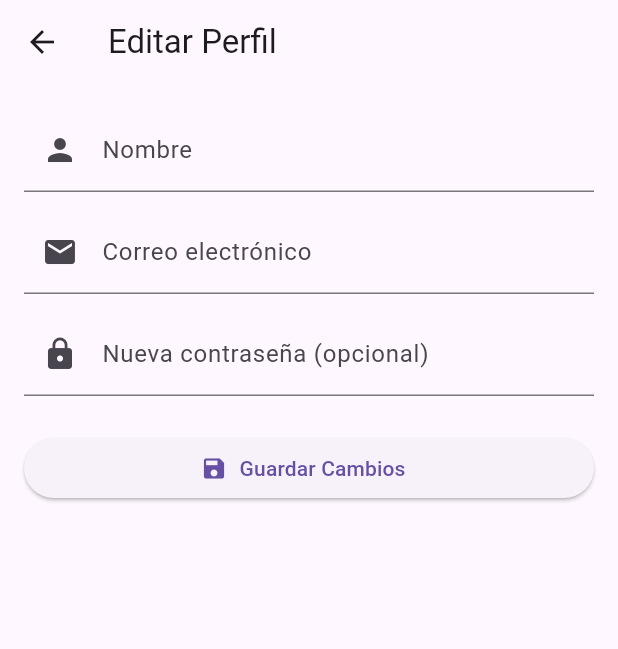
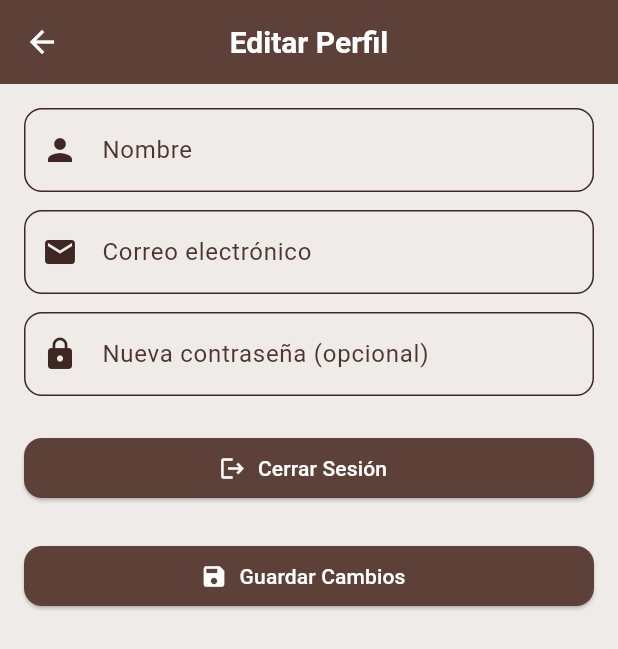
Before and after one commit to BarucCarrillo/proyectomovil_bloodharvest, a Flutter app: the screen it shows once a user with an empty profile is signed in, item 4 of the bottom bar chosen, on a phone screen of 412 x 824 dp. Shown: the top 649 px of the screen. Run offline on Flutter 3.47's test engine with Material 3 defaults, Android fonts, the phone set to English and light mode, and no system bars; our stand-ins replace cloud_firestore, firebase_auth, firebase_core; accounts and stored records are empty.

Commit message:
Añadir funcionalidad de cierre de sesión y notificación de verificación de email en la página de edición de perfil; mejorar el tema de la aplicación y la UI de formularios de autenticación.

```diff
--- a/lib/features/account/account_page.dart
+++ b/lib/features/account/account_page.dart
@@ -1,6 +1,7 @@
 import 'package:flutter/material.dart';
 import 'package:cloud_firestore/cloud_firestore.dart';
 import 'package:firebase_auth/firebase_auth.dart';
+import 'package:proyectomovil_bloodharvest/core/services/auth_service.dart';
 
 class EditProfilePage extends StatefulWidget {
   const EditProfilePage({super.key});
@@ -61,6 +62,11 @@ class _EditProfilePageState extends State<EditProfilePage> {
       //Actualizar email en Firebase Auth (si cambió)
       if (newEmail.isNotEmpty && newEmail != user.email) {
         await user.verifyBeforeUpdateEmail(newEmail);
+        ScaffoldMessenger.of(context).showSnackBar(
+          const SnackBar(
+            content: Text('Se envió un correo de verificación al nuevo email.'),
+          ),
+        );
       }
 
       //Actualizar contraseña (solo si ingresó una nueva)
@@ -129,6 +135,19 @@ class _EditProfilePageState extends State<EditProfilePage> {
             ),
             const SizedBox(height: 24),
             ElevatedButton.icon(
+              onPressed: () async {
+                await AuthService().signOut();
+                if (context.mounted) {
+                  Navigator.of(
+                    context,
+                  ).pushNamedAndRemoveUntil('/', (route) => false);
+                }
+              },
+              icon: const Icon(Icons.logout),
+              label: const Text('Cerrar Sesión'),
+            ),
+            const SizedBox(height: 24),
+            ElevatedButton.icon(
               onPressed: _updating ? null : _updateProfile,
               icon: const Icon(Icons.save),
               label: _updating
--- a/lib/features/auth/widgets/auth_form..dart
+++ b/lib/features/auth/widgets/auth_form..dart
@@ -58,7 +58,7 @@ class _AuthFormState extends State<AuthForm> {
                   controller: nameCtrl,
                   decoration: const InputDecoration(
                     labelText: 'Nombre de Usuario',
-                    labelStyle: TextStyle(color: Colors.white),
+                    labelStyle: TextStyle(color: Colors.black),
                   ),
                   validator: (v) =>
                       v == null || v.isEmpty ? 'Ingresa tu nombre' : null,
@@ -67,7 +67,7 @@ class _AuthFormState extends State<AuthForm> {
                 controller: emailCtrl,
                 decoration: const InputDecoration(
                   labelText: 'Correo',
-                  labelStyle: TextStyle(color: Colors.white),
+                  labelStyle: TextStyle(color: Colors.black),
                 ),
                 keyboardType: TextInputType.emailAddress,
                 validator: (v) =>
@@ -77,7 +77,7 @@ class _AuthFormState extends State<AuthForm> {
                 controller: passCtrl,
                 decoration: const InputDecoration(
                   labelText: 'Contraseña',
-                  labelStyle: TextStyle(color: Colors.white),
+                  labelStyle: TextStyle(color: Colors.black),
                 ),
                 obscureText: true,
                 validator: (v) =>
--- a/lib/main.dart
+++ b/lib/main.dart
@@ -23,7 +23,72 @@ class MyApp extends StatelessWidget {
   Widget build(BuildContext context) {
     return MaterialApp(
       title: 'Blood Harvest',
-      theme: ThemeData.fallback(),
+      theme: ThemeData(
+        useMaterial3: true,
+        brightness: Brightness.light, //Tema claro
+        colorScheme: ColorScheme.light(
+          primary: Colors.brown[700]!, // Color principal (AppBar, botones)
+          secondary: Colors.brown[500]!, // Detalles secundarios
+          surface: Colors.white, // Fondo principal claro
+          onPrimary: Colors.white, // Texto en botones y AppBar
+          onSurface: Colors.brown[900]!, // Texto en fondos claros
+        ),
+
+        //AppBar (barra superior)
+        appBarTheme: const AppBarTheme(
+          backgroundColor: Color(0xFF5D4037), // Café oscuro
+          titleTextStyle: TextStyle(
+            color: Colors.white,
+            fontSize: 20,
+            fontWeight: FontWeight.bold,
+          ),
+          iconTheme: IconThemeData(color: Colors.white),
+          centerTitle: true,
+        ),
+
+        //BottomNavigationBar
+        bottomNavigationBarTheme: BottomNavigationBarThemeData(
+          backgroundColor: Colors.brown[800],
+          selectedItemColor: Colors.white,
+          unselectedItemColor: Colors.white70,
+          type: BottomNavigationBarType.fixed,
+        ),
+
+        //Botones
+        elevatedButtonTheme: ElevatedButtonThemeData(
+          style: ElevatedButton.styleFrom(
+            backgroundColor: Colors.brown[700],
+            foregroundColor: Colors.white,
+            shape: RoundedRectangleBorder(
+              borderRadius: BorderRadius.circular(12),
+            ),
+          ),
+        ),
+
+        //Campos de texto
+        inputDecorationTheme: InputDecorationTheme(
+          filled: true,
+          fillColor: Colors.brown[50],
+          focusedBorder: OutlineInputBorder(
+            borderSide: BorderSide(color: Colors.brown[700]!),
+            borderRadius: BorderRadius.circular(12),
+          ),
+          border: OutlineInputBorder(borderRadius: BorderRadius.circular(12)),
+          labelStyle: TextStyle(color: Colors.brown[800]),
+        ),
+
+        //SnackBars y otros overlays
+        snackBarTheme: SnackBarThemeData(
+          backgroundColor: Colors.brown[800],
+          contentTextStyle: const TextStyle(color: Colors.white),
+          behavior: SnackBarBehavior.floating,
+          shape: RoundedRectangleBorder(borderRadius: BorderRadius.circular(8)),
+        ),
+
+        //Fondo general
+        scaffoldBackgroundColor: Colors.brown[50],
+      ),
+
       debugShowCheckedModeBanner: false,
       home: const AuthWrapper(),
       routes: {
```
Also changed, not shown: lib/features/auth/pages/login_page.dart (+15 -0 lines), lib/features/home/home_page.dart (+1 -14 lines).
